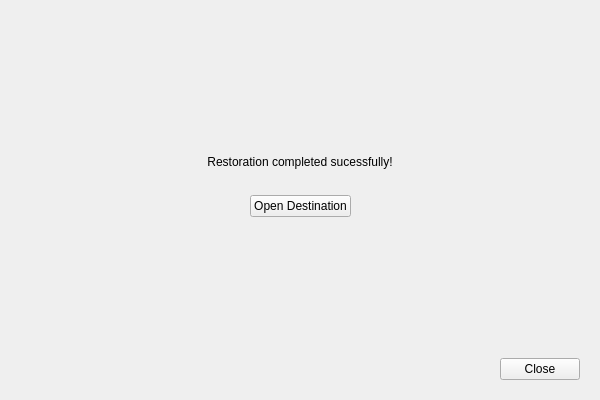
First picture: the form in filedigger/restoredialog.ui, repository spersson/Kup, before the edit.
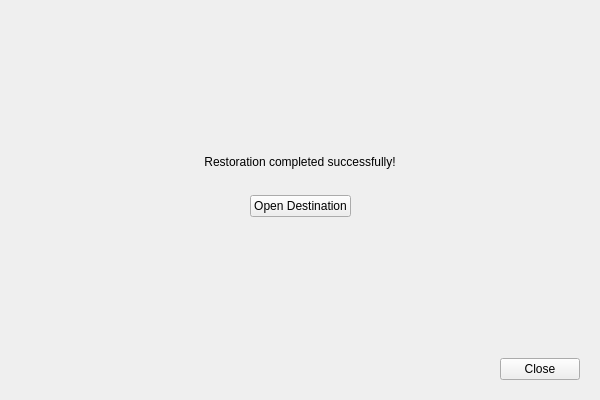
Second picture: the form after the edit. The open tabs and pages were chosen to show the change. Icons and pictures are not drawn.

What changed in the file:
```diff
--- a/filedigger/restoredialog.ui
+++ b/filedigger/restoredialog.ui
@@ -369,7 +369,7 @@
            <item>
             <widget class="QLabel" name="label">
              <property name="text">
-              <string comment="@label">Restoration completed sucessfully!</string>
+              <string comment="@label">Restoration completed successfully!</string>
              </property>
              <property name="alignment">
               <set>Qt::AlignCenter</set>
```
Left out of the diff: 2 changed lines with no effect on the pictures.
